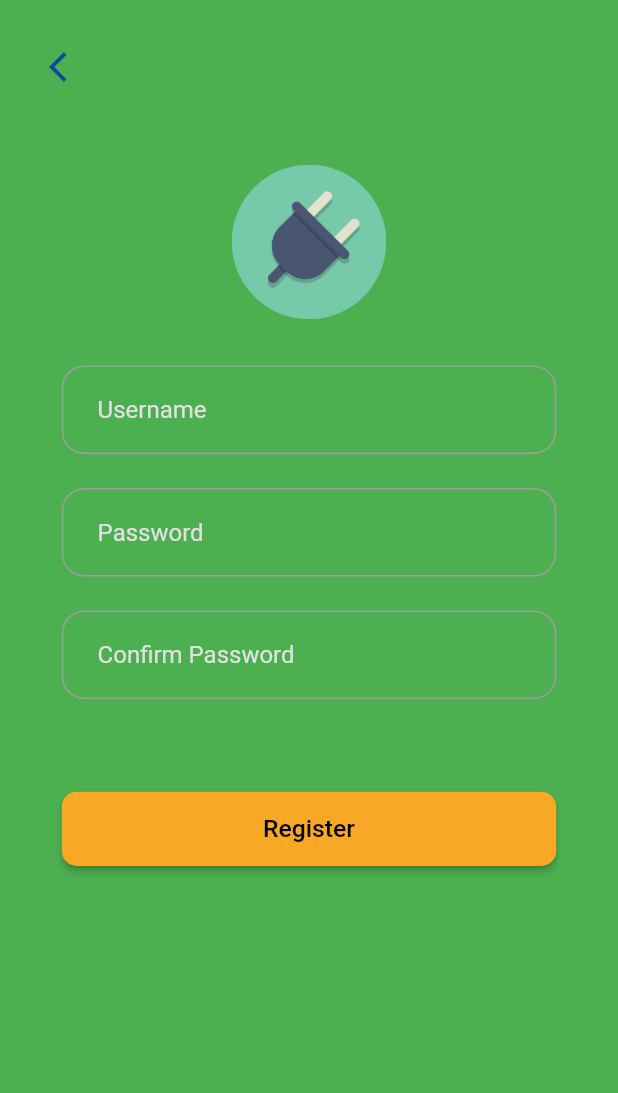
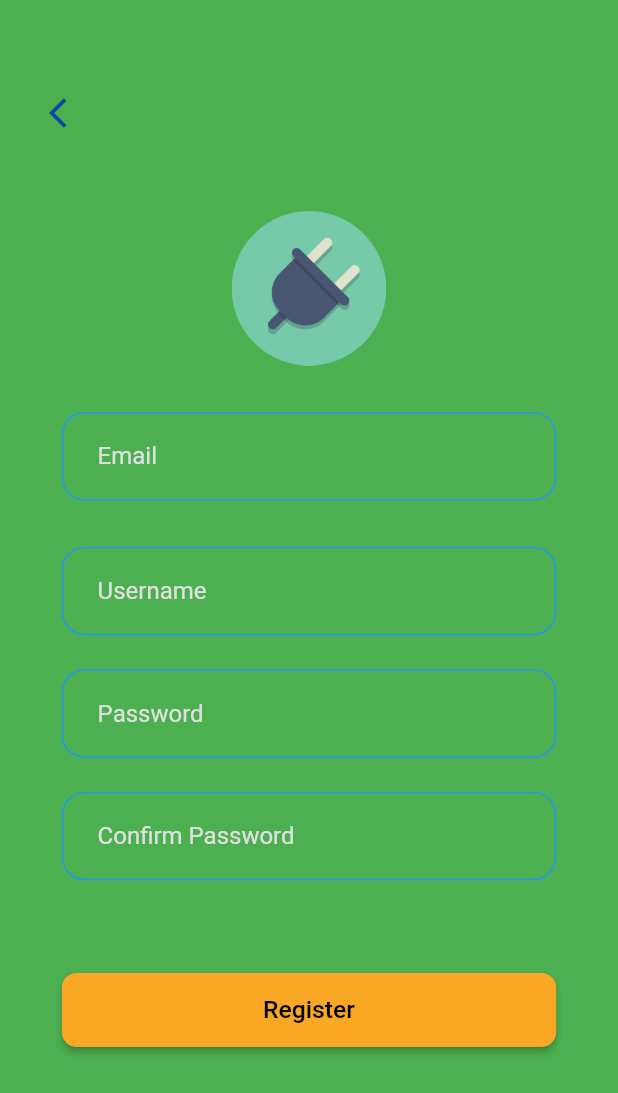
Before and after one commit to AunopDev/dti_flutter_splashlogin_01, a Flutter app: the screen it shows after launch, after a tap on "Create Accout", on a phone screen of 412 x 824 dp. Shown: the top 1093 px of the screen. Run offline on Flutter 3.47's test engine with Material 2 defaults, Android fonts, the phone set to English and light mode, and no system bars; our stand-ins replace font_awesome_flutter, google_fonts; Roboto replaces fonts that are missing (Itim).

Commit message:
Code V1 : Fix some TextField

```diff
--- a/lib/views/login_ui.dart
+++ b/lib/views/login_ui.dart
@@ -23,7 +23,7 @@ class _LoginUIState extends State<LoginUI> {
             mainAxisAlignment: MainAxisAlignment.end,
             children: [
               SizedBox(
-                height: MediaQuery.of(context).size.width * 0.129,
+                height: MediaQuery.of(context).size.width * 0.125,
               ),
               Padding(
                 padding: EdgeInsets.only(
@@ -77,20 +77,6 @@ class _LoginUIState extends State<LoginUI> {
                       'assets/images/logo.png',
                       width: MediaQuery.of(context).size.width * 0.25,
                     ),
-                    // Text(
-                    //   'Hello, ',
-                    //   style: GoogleFonts.itim(
-                    //     fontSize: MediaQuery.of(context).size.width * 0.1,
-                    //     color: Colors.black,
-                    //   ),
-                    // ),
-                    // Text(
-                    //   'Welcome.',
-                    //   style: GoogleFonts.itim(
-                    //     fontSize: MediaQuery.of(context).size.width * 0.1,
-                    //     color: Colors.yellow[700],
-                    //   ),
-                    // ),
                   ],
                 ),
               ),
@@ -119,7 +105,7 @@ class _LoginUIState extends State<LoginUI> {
                     enabledBorder: OutlineInputBorder(
                       borderRadius: BorderRadius.circular(15),
                       borderSide: BorderSide(
-                        color: Colors.grey,
+                        color: Colors.blue,
                       ),
                     ),
                   ),
@@ -147,7 +133,7 @@ class _LoginUIState extends State<LoginUI> {
                     enabledBorder: OutlineInputBorder(
                       borderRadius: BorderRadius.circular(15),
                       borderSide: BorderSide(
-                        color: Colors.grey,
+                        color: Colors.blue,
                       ),
                     ),
                   ),
--- a/lib/views/register_ui.dart
+++ b/lib/views/register_ui.dart
@@ -25,7 +25,7 @@ class _RegisterUIState extends State<RegisterUI> {
               Padding(
                 padding: EdgeInsets.only(
                   left: MediaQuery.of(context).size.width * 0.05,
-                  top: MediaQuery.of(context).size.width * 0.05,
+                  top: MediaQuery.of(context).size.width * 0.125,
                 ),
                 child: Row(
                   children: [
@@ -63,6 +63,34 @@ class _RegisterUIState extends State<RegisterUI> {
                 child: TextField(
                   keyboardType: TextInputType.number,
                   decoration: InputDecoration(
+                    hintText: '   Email',
+                    hintStyle: GoogleFonts.itim(
+                      color: Colors.grey[300],
+                    ),
+                    focusedBorder: OutlineInputBorder(
+                      borderRadius: BorderRadius.circular(15),
+                      borderSide: BorderSide(
+                        color: Colors.black,
+                      ),
+                    ),
+                    enabledBorder: OutlineInputBorder(
+                      borderRadius: BorderRadius.circular(15),
+                      borderSide: BorderSide(
+                        color: Colors.blue,
+                      ),
+                    ),
+                  ),
+                ),
+              ),
+              Padding(
+                padding: EdgeInsets.only(
+                  right: MediaQuery.of(context).size.width * 0.1,
+                  left: MediaQuery.of(context).size.width * 0.1,
+                  top: MediaQuery.of(context).size.width * 0.075,
+                ),
+                child: TextField(
+                  keyboardType: TextInputType.number,
+                  decoration: InputDecoration(
                     hintText: '   Username',
                     hintStyle: GoogleFonts.itim(
                       color: Colors.grey[300],
@@ -76,7 +104,7 @@ class _RegisterUIState extends State<RegisterUI> {
                     enabledBorder: OutlineInputBorder(
                       borderRadius: BorderRadius.circular(15),
                       borderSide: BorderSide(
-                        color: Colors.grey,
+                        color: Colors.blue,
                       ),
                     ),
                   ),
@@ -104,7 +132,7 @@ class _RegisterUIState extends State<RegisterUI> {
                     enabledBorder: OutlineInputBorder(
                       borderRadius: BorderRadius.circular(15),
                       borderSide: BorderSide(
-                        color: Colors.grey,
+                        color: Colors.blue,
                       ),
                     ),
                   ),
@@ -132,7 +160,7 @@ class _RegisterUIState extends State<RegisterUI> {
                     enabledBorder: OutlineInputBorder(
                       borderRadius: BorderRadius.circular(15),
                       borderSide: BorderSide(
-                        color: Colors.grey,
+                        color: Colors.blue,
                       ),
                     ),
                   ),
```
